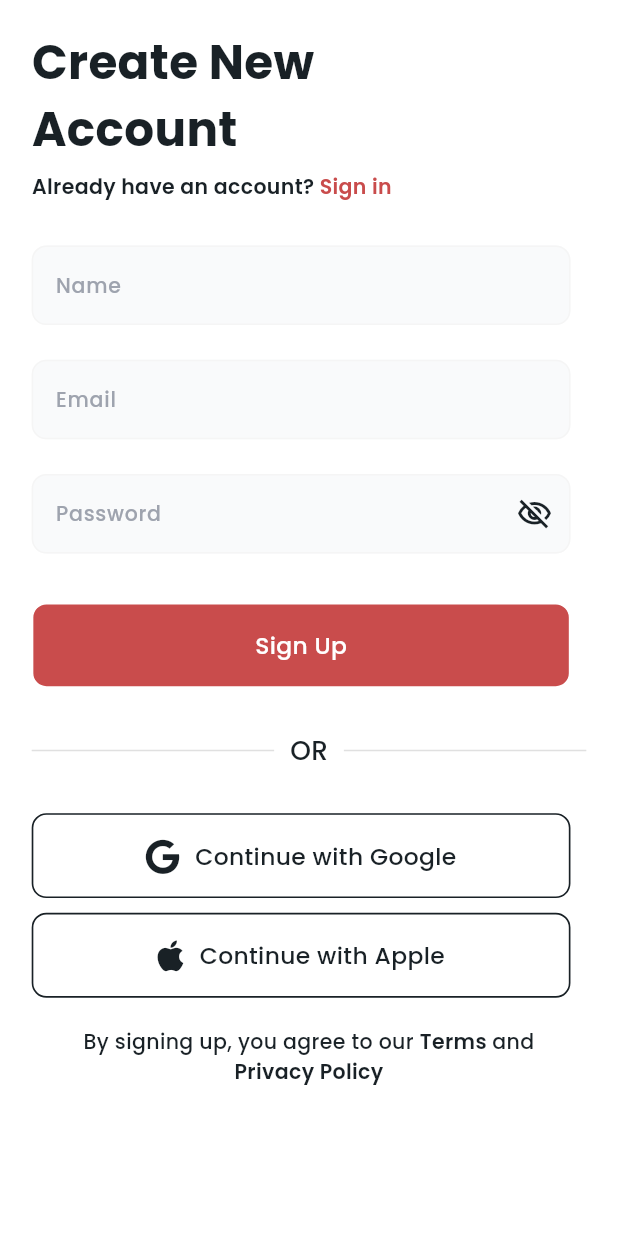
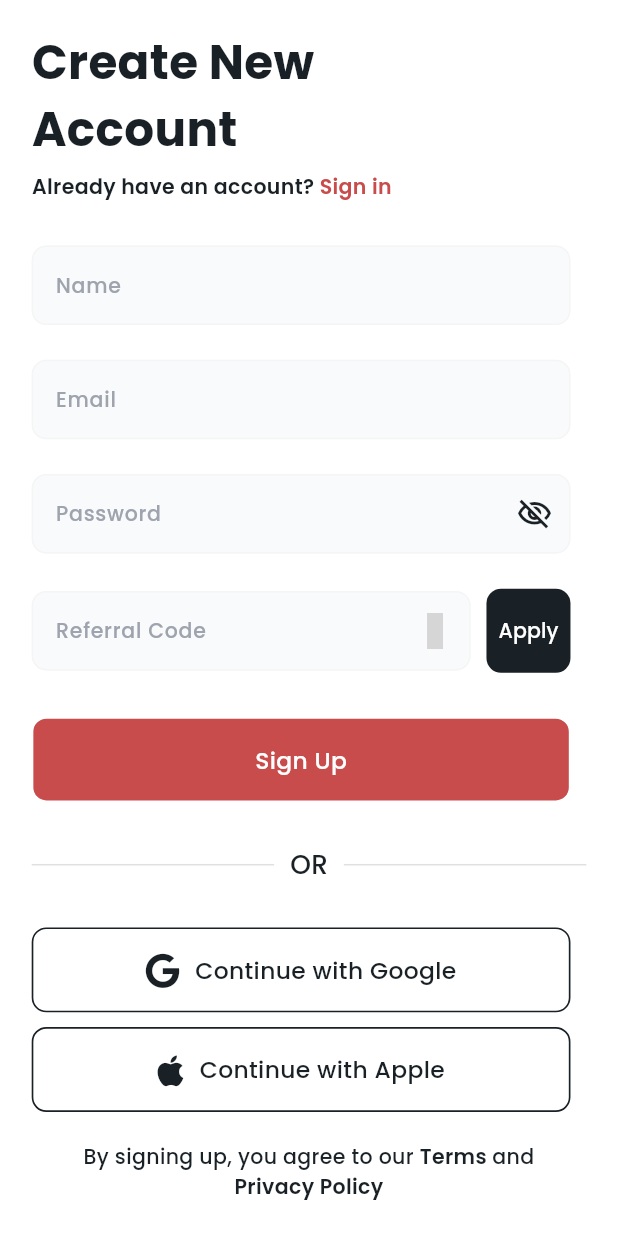
Before and after one commit to suheerthedev/game_day_valet, a Flutter app: the SignUpView screen opened by its route, on a phone screen of 412 x 824 dp. Run offline on Flutter 3.47's test engine with Material 3 defaults, Android fonts, the phone set to English and light mode, and no system bars; our stand-ins replace dotted_line, flutter_dotenv, flutter_screenutil, flutter_secure_storage, font_awesome_flutter, google_fonts and 6 more; missing offline and left inert: floating_chat_button; accounts and stored records are empty; project files that could hold a hidden picture were left out; grey boxes are pictures that could not be loaded.

Commit message:
Implemented Referral Code as well in registration

```diff
--- a/lib/config/api_config.dart
+++ b/lib/config/api_config.dart
@@ -5,5 +5,6 @@ class ApiConfig {
 
   static const loginEndPoint = '/api/login';
   static const registerEndPoint = '/api/register';
+  static const validateReferralCodeEndPoint = '/api/validate/referral-code';
   // Add more as needed
 }
--- a/lib/ui/views/sign_up/sign_up_view.dart
+++ b/lib/ui/views/sign_up/sign_up_view.dart
@@ -5,6 +5,7 @@ import 'package:game_day_valet/ui/common/app_colors.dart';
 import 'package:game_day_valet/ui/widgets/common/main_button/main_button.dart';
 import 'package:game_day_valet/ui/widgets/common/main_text_field/main_text_field.dart';
 import 'package:google_fonts/google_fonts.dart';
+import 'package:iconsax_flutter/iconsax_flutter.dart';
 import 'package:stacked/stacked.dart';
 
 import 'sign_up_viewmodel.dart';
@@ -124,6 +125,91 @@ Account""",
                           if (viewModel.passwordError != null)
                             Text(
                               viewModel.passwordError ?? '',
+                              style: GoogleFonts.poppins(
+                                fontSize: 12.sp,
+                                color: AppColors.error,
+                              ),
+                            ),
+                          SizedBox(height: 20.h),
+                          SizedBox(
+                            width: 340.w,
+                            height: 58.h,
+                            child: Row(
+                              children: [
+                                Expanded(
+                                  child: SizedBox(
+                                    child: TextField(
+                                      controller:
+                                          viewModel.referralCodeController,
+                                      obscureText: false,
+                                      cursorColor: AppColors.primary,
+                                      style: GoogleFonts.poppins(
+                                        fontSize: 14.sp,
+                                        fontWeight: FontWeight.w400,
+                                        color: AppColors.textPrimary,
+                                      ),
+                                      decoration: InputDecoration(
+                                        focusColor: AppColors.primary,
+                                        labelText: 'Referral Code',
+                                        labelStyle: GoogleFonts.poppins(
+                                          fontSize: 14.sp,
+                                          fontWeight: FontWeight.w500,
+                                          color: AppColors.textHint,
+                                        ),
+                                        suffixIcon:
+                                            viewModel.isReferralCodeValid
+                                                ? const Icon(
+                                                    Iconsax.tick_circle,
+                                                    color: AppColors.success,
+                                                  )
+                                                : null,
+                                        filled: true,
+                                        fillColor: AppColors.grey50,
+                                        border: OutlineInputBorder(
+                                          borderSide: const BorderSide(
+                                              color: AppColors.grey100),
+                                          borderRadius:
+                                              BorderRadius.circular(10.r),
+                                        ),
+                                        enabledBorder: OutlineInputBorder(
+                                          borderSide: const BorderSide(
+                                              color: AppColors.grey100),
+                                          borderRadius:
+                                              BorderRadius.circular(10.r),
+                                        ),
+                                        focusedBorder: OutlineInputBorder(
+                                          borderSide: const BorderSide(
+                                              color: AppColors.primary),
+                                          borderRadius:
+                                              BorderRadius.circular(10.r),
+                                        ),
+                                      ),
+                                    ),
+                                  ),
+                                ),
+                                SizedBox(width: 10.w),
+                                FloatingActionButton(
+                                  elevation: 0,
+                                  onPressed: viewModel.validateReferralCode,
+                                  backgroundColor: AppColors.primary,
+                                  shape: RoundedRectangleBorder(
+                                      borderRadius:
+                                          BorderRadius.circular(10.r)),
+                                  child: Text(
+                                    "Apply",
+                                    style: GoogleFonts.poppins(
+                                      color: AppColors.white,
+                                      fontSize: 14.sp,
+                                      fontWeight: FontWeight.w500,
+                                    ),
+                                  ),
+                                )
+                              ],
+                            ),
+                          ),
+                          if (viewModel.referralCodeError != null)
+                            Text(
+                              viewModel.referralCodeError ?? '',
                               style: GoogleFonts.poppins(
                                 fontSize: 12.sp,
                                 color: AppColors.error,
```
Also changed, not shown: lib/services/auth_service.dart (+15 -0 lines), lib/ui/views/sign_up/sign_up_viewmodel.dart (+46 -1 lines).
